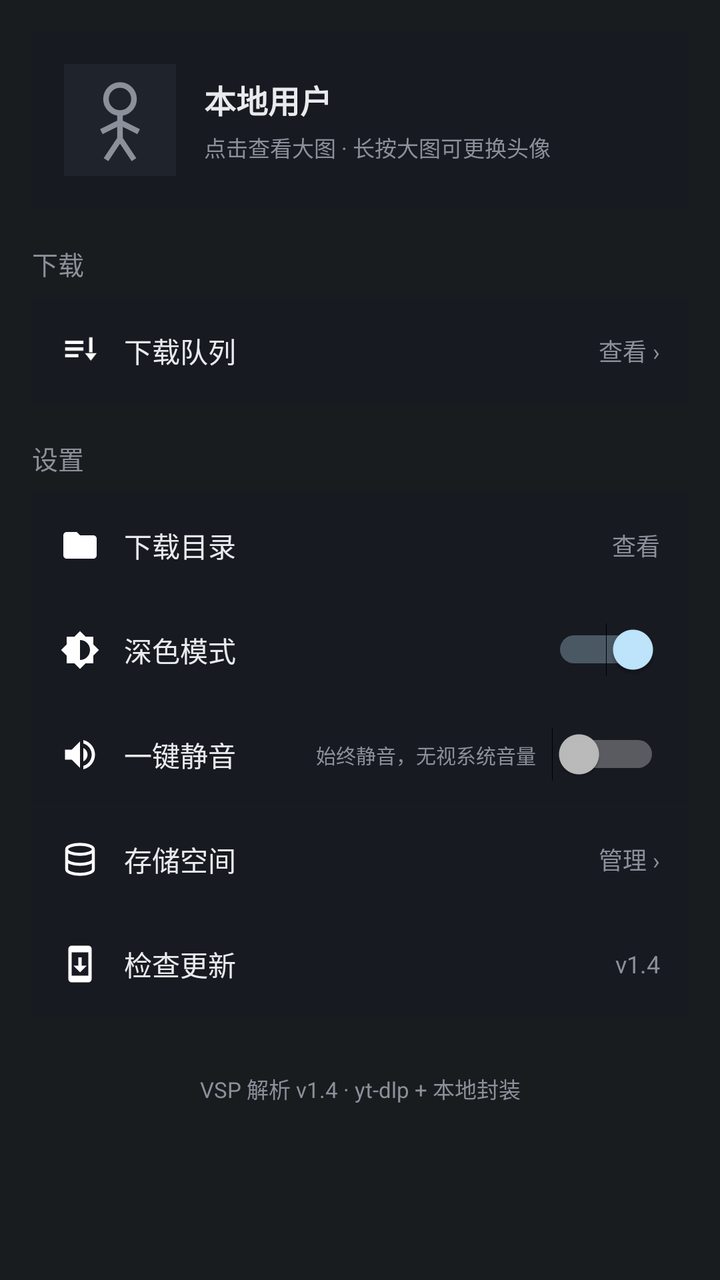
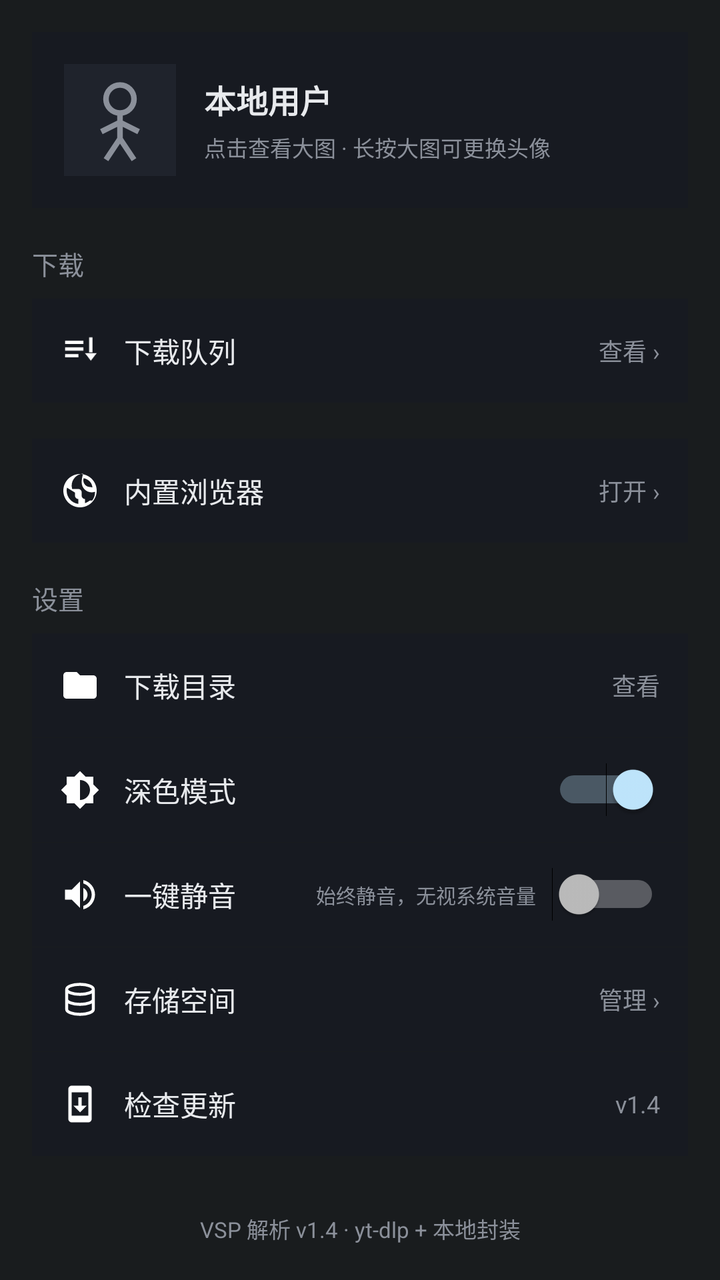

Before-and-after screenshots of an Android layout around one commit, followed by the original layout XML and the change that was made.
<!-- AndroidManifest.xml: application theme android:Theme.DeviceDefault.NoActionBar -->
<!-- res/layout/page_me.xml -->
<?xml version="1.0" encoding="utf-8"?>

<LinearLayout xmlns:android="http://schemas.android.com/apk/res/android"
    android:layout_width="match_parent"
    android:layout_height="match_parent"
    android:orientation="vertical"
    android:tag="bg">

    <ScrollView
        android:layout_width="match_parent"
        android:layout_height="match_parent"
        android:scrollbars="none">
        <LinearLayout
            android:layout_width="match_parent"
            android:layout_height="wrap_content"
            android:orientation="vertical"
            android:padding="16dp">

            <FrameLayout
                android:id="@+id/player_slot"
                android:layout_width="match_parent"
                android:layout_height="wrap_content" />

            
            <LinearLayout
                android:layout_width="match_parent"
                android:layout_height="wrap_content"
                android:orientation="horizontal"
                android:gravity="center_vertical"
                android:background="#171a21"
                android:tag="card"
                android:padding="16dp"
                android:layout_marginBottom="18dp">
                <ImageView
                    android:id="@+id/avatar"
                    android:layout_width="56dp"
                    android:layout_height="56dp"
                    android:src="@drawable/ic_avatar_default"
                    android:scaleType="centerCrop"
                    android:background="#1f232c"
                    android:tag="thumb"
                    android:contentDescription="用户头像" />
                <LinearLayout
                    android:layout_width="0dp"
                    android:layout_height="wrap_content"
                    android:layout_weight="1"
                    android:orientation="vertical"
                    android:paddingStart="14dp">
                    <TextView
                        android:layout_width="wrap_content"
                        android:layout_height="wrap_content"
                        android:text="本地用户"
                        android:textColor="#e8eaed"
                        android:tag="text"
                        android:textSize="16sp"
                        android:textStyle="bold" />
                    <TextView
                        android:layout_width="wrap_content"
                        android:layout_height="wrap_content"
                        android:text="点击查看大图 · 长按大图可更换头像"
                        android:textColor="#8b909a"
                        android:tag="dim"
                        android:textSize="11sp"
                        android:layout_marginTop="4dp" />
                </LinearLayout>
            </LinearLayout>

            
            <TextView
                android:layout_width="wrap_content"
                android:layout_height="wrap_content"
                android:text="下载"
                android:textColor="#8b909a"
                android:tag="dim"
                android:textSize="13sp"
                android:layout_marginBottom="8dp" />

            <LinearLayout
                android:id="@+id/row_queue"
                android:layout_width="match_parent"
                android:layout_height="52dp"
                android:orientation="horizontal"
                android:gravity="center_vertical"
                android:background="#171a21"
                android:tag="card"
                android:paddingStart="14dp"
                android:paddingEnd="14dp"
                android:layout_marginBottom="18dp"
                android:clickable="true"
                android:focusable="true">
                <ImageView
                    android:layout_width="20dp"
                    android:layout_height="20dp"
                    android:src="@drawable/ic_queue"
                    android:tag="icon"
                    android:scaleType="fitCenter" />
                <TextView
                    android:layout_width="0dp"
                    android:layout_height="wrap_content"
                    android:layout_weight="1"
                    android:text="下载队列"
                    android:textColor="#e8eaed"
                    android:tag="text"
                    android:textSize="14sp"
                    android:layout_marginStart="12dp" />
                <TextView
                    android:id="@+id/queue_summary"
                    android:layout_width="wrap_content"
                    android:layout_height="wrap_content"
                    android:text="查看 ›"
                    android:textColor="#8b909a"
                    android:tag="dim"
                    android:textSize="12sp" />
            </LinearLayout>

            
            <TextView
                android:layout_width="wrap_content"
                android:layout_height="wrap_content"
                android:text="设置"
                android:textColor="#8b909a"
                android:tag="dim"
                android:textSize="13sp"
                android:layout_marginBottom="8dp" />

            <LinearLayout
                android:id="@+id/row_dir"
                android:layout_width="match_parent"
                android:layout_height="52dp"
                android:orientation="horizontal"
                android:gravity="center_vertical"
                android:background="#171a21"
                android:tag="card"
                android:paddingStart="14dp"
                android:paddingEnd="14dp"
                android:layout_marginBottom="1px">
                <ImageView
                    android:layout_width="20dp"
                    android:layout_height="20dp"
                    android:src="@drawable/ic_folder"
                    android:tag="icon"
                    android:scaleType="fitCenter" />
                <TextView
                    android:layout_width="0dp"
                    android:layout_height="wrap_content"
                    android:layout_weight="1"
                    android:text="下载目录"
                    android:textColor="#e8eaed"
                    android:tag="text"
                    android:textSize="14sp"
                    android:layout_marginStart="12dp" />
                <TextView
                    android:id="@+id/dir_path"
                    android:layout_width="wrap_content"
                    android:layout_height="wrap_content"
                    android:text="查看"
                    android:textColor="#8b909a"
                    android:tag="dim"
                    android:textSize="12sp" />
            </LinearLayout>

            <LinearLayout
                android:id="@+id/row_theme"
                android:layout_width="match_parent"
                android:layout_height="52dp"
                android:orientation="horizontal"
                android:gravity="center_vertical"
                android:background="#171a21"
                android:tag="card"
                android:paddingStart="14dp"
                android:paddingEnd="14dp"
                android:layout_marginBottom="1px">
                <ImageView
                    android:layout_width="20dp"
                    android:layout_height="20dp"
                    android:src="@drawable/ic_theme"
                    android:tag="icon"
                    android:scaleType="fitCenter" />
                <TextView
                    android:layout_width="0dp"
                    android:layout_height="wrap_content"
                    android:layout_weight="1"
                    android:text="深色模式"
                    android:textColor="#e8eaed"
                    android:tag="text"
                    android:textSize="14sp"
                    android:layout_marginStart="12dp" />
                <Switch
                    android:id="@+id/theme_switch"
                    android:layout_width="wrap_content"
                    android:layout_height="wrap_content"
                    android:checked="true" />
            </LinearLayout>

            
            <LinearLayout
                android:id="@+id/row_silent"
                android:layout_width="match_parent"
                android:layout_height="52dp"
                android:orientation="horizontal"
                android:gravity="center_vertical"
                android:background="#171a21"
                android:tag="card"
                android:paddingStart="14dp"
                android:paddingEnd="14dp"
                android:layout_marginBottom="1px">
                <ImageView
                    android:layout_width="20dp"
                    android:layout_height="20dp"
                    android:src="@drawable/ic_volume"
                    android:tag="icon"
                    android:scaleType="fitCenter" />
                <TextView
                    android:layout_width="0dp"
                    android:layout_height="wrap_content"
                    android:layout_weight="1"
                    android:text="一键静音"
                    android:textColor="#e8eaed"
                    android:tag="text"
                    android:textSize="14sp"
                    android:layout_marginStart="12dp" />
                <TextView
                    android:layout_width="wrap_content"
                    android:layout_height="wrap_content"
                    android:text="始终静音，无视系统音量"
                    android:textColor="#8b909a"
                    android:tag="dim"
                    android:textSize="10sp"
                    android:layout_marginEnd="8dp" />
                <Switch
                    android:id="@+id/silent_switch"
                    android:layout_width="wrap_content"
                    android:layout_height="wrap_content"
                    android:checked="false" />
            </LinearLayout>

            <LinearLayout
                android:id="@+id/row_storage"
                android:layout_width="match_parent"
                android:layout_height="52dp"
                android:orientation="horizontal"
                android:gravity="center_vertical"
                android:background="#171a21"
                android:tag="card"
                android:paddingStart="14dp"
                android:paddingEnd="14dp"
                android:layout_marginBottom="1px">
                <ImageView
                    android:layout_width="20dp"
                    android:layout_height="20dp"
                    android:src="@drawable/ic_storage"
                    android:tag="icon"
                    android:scaleType="fitCenter" />
                <TextView
                    android:layout_width="0dp"
                    android:layout_height="wrap_content"
                    android:layout_weight="1"
                    android:text="存储空间"
                    android:textColor="#e8eaed"
                    android:tag="text"
                    android:textSize="14sp"
                    android:layout_marginStart="12dp" />
                <TextView
                    android:layout_width="wrap_content"
                    android:layout_height="wrap_content"
                    android:text="管理 ›"
                    android:textColor="#8b909a"
                    android:tag="dim"
                    android:textSize="12sp" />
            </LinearLayout>

            
            <LinearLayout
                android:id="@+id/row_update"
                android:layout_width="match_parent"
                android:layout_height="52dp"
                android:orientation="horizontal"
                android:gravity="center_vertical"
                android:background="#171a21"
                android:tag="card"
                android:paddingStart="14dp"
                android:paddingEnd="14dp">
                <ImageView
                    android:layout_width="20dp"
                    android:layout_height="20dp"
                    android:src="@drawable/ic_update"
                    android:tag="icon"
                    android:scaleType="fitCenter" />
                <TextView
                    android:layout_width="0dp"
                    android:layout_height="wrap_content"
                    android:layout_weight="1"
                    android:text="检查更新"
                    android:textColor="#e8eaed"
                    android:tag="text"
                    android:textSize="14sp"
                    android:layout_marginStart="12dp" />
                <ProgressBar
                    android:id="@+id/update_progress"
                    android:layout_width="16dp"
                    android:layout_height="16dp"
                    android:indeterminate="true"
                    android:indeterminateTint="#f97316"
                    android:visibility="gone"
                    android:layout_marginEnd="6dp" />
                <TextView
                    android:id="@+id/update_version"
                    android:layout_width="wrap_content"
                    android:layout_height="wrap_content"
                    android:text="v1.4"
                    android:textColor="#8b909a"
                    android:tag="dim"
                    android:textSize="12sp" />
            </LinearLayout>

            <TextView
                android:layout_width="match_parent"
                android:layout_height="wrap_content"
                android:text="VSP 解析 v1.4 · yt-dlp + 本地封装"
                android:textColor="#8b909a"
                android:tag="dim"
                android:textSize="11sp"
                android:gravity="center"
                android:paddingTop="28dp" />
        </LinearLayout>
    </ScrollView>
</LinearLayout>
<!-- resources referenced by this layout -->
<resources>
  <!-- drawable ic_folder (drawable) -->
  <?xml version="1.0" encoding="utf-8"?>
  <vector xmlns:android="http://schemas.android.com/apk/res/android"
      android:width="24dp"
      android:height="24dp"
      android:viewportWidth="24"
      android:viewportHeight="24">
      <path
          android:fillColor="#FFFFFFFF"
          android:pathData="M10,4H4c-1.1,0 -1.99,0.9 -1.99,2L2,18c0,1.1 0.9,2 2,2h16c1.1,0 2,-0.9 2,-2V8c0,-1.1 -0.9,-2 -2,-2h-8l-2,-2z" />
  </vector>
  <!-- drawable ic_queue (drawable) -->
  <?xml version="1.0" encoding="utf-8"?>
  <vector xmlns:android="http://schemas.android.com/apk/res/android"
      android:width="24dp"
      android:height="24dp"
      android:viewportWidth="24"
      android:viewportHeight="24">
      <path
          android:fillColor="#FFFFFFFF"
          android:pathData="M3,6h11v2H3z M3,10h11v2H3z M3,14h8v2H3z M17.5,4h2v9h-2z M18.5,18l-3.5,-4.5h7z" />
  </vector>
  <!-- drawable ic_storage (drawable) -->
  <?xml version="1.0" encoding="utf-8"?>
  <vector xmlns:android="http://schemas.android.com/apk/res/android"
      android:width="24dp"
      android:height="24dp"
      android:viewportWidth="24"
      android:viewportHeight="24">
      <path
          android:pathData="M4,6c0,-1.66 3.58,-3 8,-3s8,1.34 8,3 -3.58,3 -8,3 -8,-1.34 -8,-3z M4,6v6c0,1.66 3.58,3 8,3s8,-1.34 8,-3V6 M4,12v6c0,1.66 3.58,3 8,3s8,-1.34 8,-3v-6"
          android:strokeColor="#FFFFFFFF"
          android:strokeWidth="1.8"
          android:fillColor="#00000000" />
  </vector>
  <!-- drawable ic_theme (drawable) -->
  <?xml version="1.0" encoding="utf-8"?>
  <vector xmlns:android="http://schemas.android.com/apk/res/android"
      android:width="24dp"
      android:height="24dp"
      android:viewportWidth="24"
      android:viewportHeight="24">
      <path
          android:fillColor="#FFFFFFFF"
          android:pathData="M20,15.31L23.31,12l-3.31,-3.31V4h-4.69L12,0.69 8.69,4H4v4.69L0.69,12 4,15.31V20h4.69L12,23.31 15.31,20H20v-4.69z M12,18V6c3.31,0 6,2.69 6,6s-2.69,6 -6,6z" />
  </vector>
  <!-- drawable ic_update (drawable) -->
  <?xml version="1.0" encoding="utf-8"?>
  <vector xmlns:android="http://schemas.android.com/apk/res/android"
      android:width="24dp"
      android:height="24dp"
      android:viewportWidth="24"
      android:viewportHeight="24">
      <path
          android:fillColor="#FFFFFFFF"
          android:pathData="M17,1.01L7,1C5.9,1 5,1.9 5,3v18c0,1.1 0.9,2 2,2h10c1.1,0 2,-0.9 2,-2V3c0,-1.1 -0.9,-1.99 -2,-1.99zM17,19H7V5h10v14zM16,13h-3V8h-2v5H8l4,4 4,-4z" />
  </vector>
  <!-- drawable ic_volume (drawable) -->
  <?xml version="1.0" encoding="utf-8"?>
  <vector xmlns:android="http://schemas.android.com/apk/res/android"
      android:width="24dp"
      android:height="24dp"
      android:viewportWidth="24"
      android:viewportHeight="24">
      <path
          android:fillColor="#FFFFFFFF"
          android:pathData="M3,9v6h4l5,5V4L7,9H3z M16.5,12c0,-1.77 -1.02,-3.29 -2.5,-4.03v8.05c1.48,-0.73 2.5,-2.25 2.5,-4.02z M14,3.23v2.06c2.89,0.86 5,3.54 5,6.71s-2.11,5.85 -5,6.71v2.06c4.01,-0.91 7,-4.49 7,-8.77s-2.99,-7.86 -7,-8.77z" />
  </vector>
  <!-- unchanged entries left out for length: 1 -->
</resources>

<!-- the commit's change to res/layout/page_me.xml (unified diff, before → after) -->
@@ -114,6 +114,44 @@
             </LinearLayout>
 
             
+            <LinearLayout
+                android:id="@+id/row_browser"
+                android:layout_width="match_parent"
+                android:layout_height="52dp"
+                android:orientation="horizontal"
+                android:gravity="center_vertical"
+                android:background="#171a21"
+                android:tag="card"
+                android:paddingStart="14dp"
+                android:paddingEnd="14dp"
+                android:layout_marginBottom="18dp"
+                android:clickable="true"
+                android:focusable="true">
+                <ImageView
+                    android:layout_width="20dp"
+                    android:layout_height="20dp"
+                    android:src="@drawable/ic_browser"
+                    android:tag="icon"
+                    android:scaleType="fitCenter" />
+                <TextView
+                    android:layout_width="0dp"
+                    android:layout_height="wrap_content"
+                    android:layout_weight="1"
+                    android:text="内置浏览器"
+                    android:textColor="#e8eaed"
+                    android:tag="text"
+                    android:textSize="14sp"
+                    android:layout_marginStart="12dp" />
+                <TextView
+                    android:layout_width="wrap_content"
+                    android:layout_height="wrap_content"
+                    android:text="打开 ›"
+                    android:textColor="#8b909a"
+                    android:tag="dim"
+                    android:textSize="12sp" />
+            </LinearLayout>
+
+            
             <TextView
                 android:layout_width="wrap_content"
                 android:layout_height="wrap_content"
<!-- resource entries referenced after the edit -->
@@ -1,5 +1,16 @@
 <!-- resources referenced by this layout -->
 <resources>
+  <!-- drawable ic_browser (drawable) -->
+  <?xml version="1.0" encoding="utf-8"?>
+  <vector xmlns:android="http://schemas.android.com/apk/res/android"
+      android:width="24dp"
+      android:height="24dp"
+      android:viewportWidth="24"
+      android:viewportHeight="24">
+      <path
+          android:fillColor="#FFFFFFFF"
+          android:pathData="M12,2C6.48,2 2,6.48 2,12s4.48,10 10,10 10,-4.48 10,-10S17.52,2 12,2zM11,19.93c-3.95,-0.49 -7,-3.85 -7,-7.93 0,-0.62 0.08,-1.22 0.21,-1.79L9,13.17V15c0,1.1 0.9,2 2,2v2.93zM17.93,17.9C17.04,18.59 16.06,19.12 15,19.5V17c-1.1,0 -2,-0.9 -2,-2v-2c0,-1.1 -0.9,-2 -2,-2H7.3C7.1,10.02 7,9.51 7,9c0,-3.86 3.04,-7.02 6.85,-7.24C13.24,4.09 13,5.51 13,7c0,3.31 2.69,6 6,6 0.69,0 1.36,-0.12 1.98,-0.33 0.01,0.11 0.02,0.22 0.02,0.33 0,1.83 -0.62,3.52 -1.65,4.87zM19.46,10.06C18.92,10.02 18.46,9.8 18,9.8c-2.21,0 -4,-1.79 -4,-4 0,-0.46 0.08,-0.9 0.2,-1.31C17.43,5.25 19.24,7.5 19.46,10.06z" />
+  </vector>
   <!-- drawable ic_folder (drawable) -->
   <?xml version="1.0" encoding="utf-8"?>
   <vector xmlns:android="http://schemas.android.com/apk/res/android"
